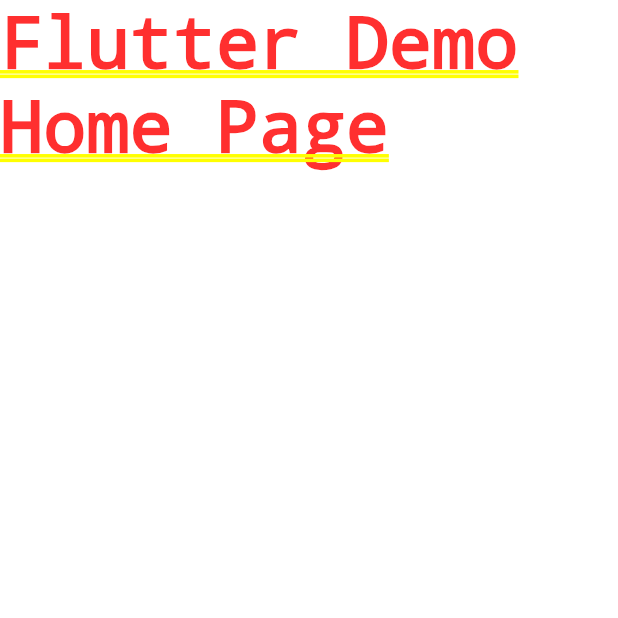
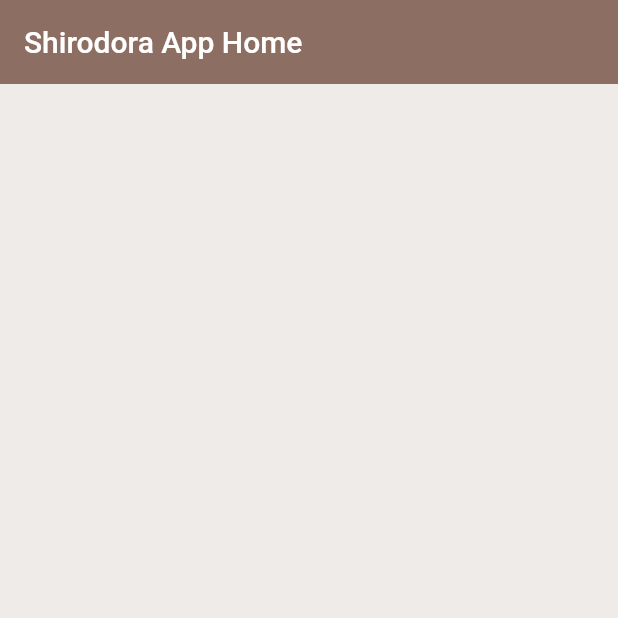
Before and after one commit to KentaMatsumura/shirodora_app, a Flutter app: the screen it shows after launch, on a phone screen of 412 x 824 dp, the top half of it. Run offline on Flutter 3.47's test engine with Material 2 defaults, Android fonts, the phone set to English and light mode, and no system bars; our stand-ins replace flutter_spinkit.

Commit message:
create load screen and Home screen

```diff
--- a/lib/main.dart
+++ b/lib/main.dart
@@ -1,4 +1,5 @@
 import 'package:flutter/material.dart';
+import 'package:shirodoraapp/screens/home/home.dart';
 
 void main() => runApp(MyApp());
 
@@ -7,11 +8,7 @@ class MyApp extends StatelessWidget {
   @override
   Widget build(BuildContext context) {
     return MaterialApp(
-      title: 'Flutter Demo',
-      theme: ThemeData(
-        primarySwatch: Colors.blue,
-      ),
-      home: Text('Flutter Demo Home Page'),
+      home: Home(),
     );
   }
 }
--- /dev/null
+++ b/lib/screens/home/home.dart
@@ -0,0 +1,20 @@
+import 'package:flutter/material.dart';
+
+class Home extends StatelessWidget {
+  @override
+  Widget build(BuildContext context) {
+    return Container(
+      child: Scaffold(
+        backgroundColor: Colors.brown[50],
+        appBar: AppBar(
+          title: Text('Shirodora App Home'),
+          backgroundColor: Colors.brown[400],
+          elevation: 0.0,
+        ),
+        body: Container(
+
+        ),
+      ),
+    );
+  }
+}
--- a/pubspec.yaml
+++ b/pubspec.yaml
@@ -21,6 +21,7 @@ dependencies:
     sdk: flutter
   firebase_core: ^0.4.4+2
   cloud_firestore: ^0.13.4
+  flutter_spinkit: "^4.1.2"
 
   # The following adds the Cupertino Icons font to your application.
   # Use with the CupertinoIcons class for iOS style icons.
@@ -29,8 +30,6 @@ dependencies:
 dev_dependencies:
   flutter_test:
     sdk: flutter
-  firebase_core: ^0.4.4+2
-  cloud_firestore: ^0.13.4
 
 
 # For information on the generic Dart part of this file, see the
```
Also changed, not shown: lib/shared/loading.dart (added, +17 -0 lines), pubspec.lock, 2 other files.
